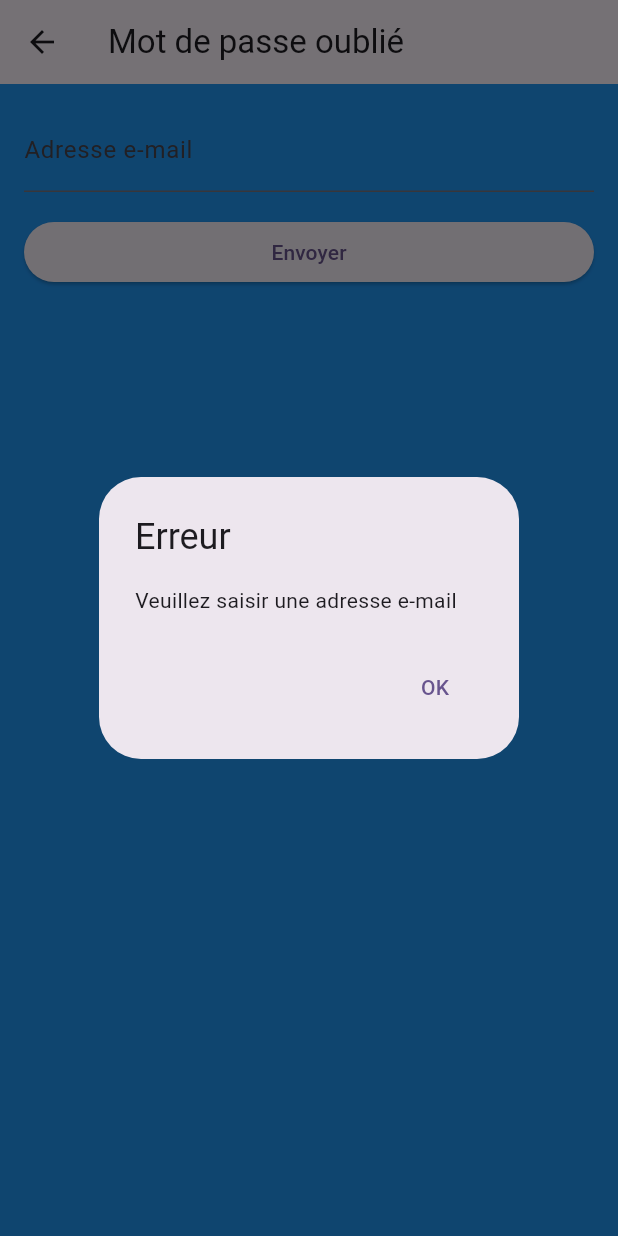
After one commit to MANUEL626/datingApp, a Flutter app: the ForgottenMail screen opened directly, after a tap on "Envoyer", on a phone screen of 412 x 824 dp. The commit adds this screen. Run offline on Flutter 3.47's test engine with Material 3 defaults, Android fonts, the phone set to English and light mode, and no system bars; our stand-ins replace image_picker, sqflite; accounts and stored records are empty.

Commit message:
commit du projet datingApp

```diff
--- /dev/null
+++ b/lib/views/forgottenMail.dart
@@ -0,0 +1,236 @@
+import 'package:flutter/material.dart';
+import 'package:flutter/services.dart'; // Importation nécessaire pour FilteringTextInputFormatter
+import '../var.dart';
+import 'home.dart';
+
+class ForgottenMail extends StatefulWidget {
+  const ForgottenMail({Key? key}) : super(key: key);
+
+  @override
+  State<ForgottenMail> createState() => _ForgottenMailState();
+}
+
+class _ForgottenMailState extends State<ForgottenMail> {
+  final PageController _pageController = PageController();
+  final TextEditingController emailController = TextEditingController();
+  final TextEditingController codeController = TextEditingController();
+  int _currentPage = 0;
+  String code = '';
+
+  @override
+  Widget build(BuildContext context) {
+    return Scaffold(
+      appBar: AppBar(
+        title: Text('Mot de passe oublié'),
+      ),
+      body: Column(
+        children: [
+          Expanded(
+            child: PageView(
+              controller: _pageController,
+              onPageChanged: (int page) {
+                setState(() {
+                  _currentPage = page;
+                });
+              },
+              children: [
+                // Page 1
+                Container(
+                  color: Colors.blue,
+                  child: SingleChildScrollView(
+                    child: Padding(
+                      padding: EdgeInsets.all(16.0),
+                      child: Column(
+                          crossAxisAlignment: CrossAxisAlignment.stretch,
+                          mainAxisAlignment: MainAxisAlignment.center,
+                          children: [
+                            TextFormField(
+                              controller: emailController,
+                              keyboardType: TextInputType.emailAddress,
+                              decoration: const InputDecoration(
+                                labelText: 'Adresse e-mail',
+                              ),
+                              inputFormatters: [
+                                FilteringTextInputFormatter.deny(RegExp(r'\s')),
+                              ],
+                            ),
+                            const SizedBox(height: 16.0),
+                            ElevatedButton(
+                              onPressed: () async {
+                                String mail = emailController.text;
+                                if (mail.isEmpty) {
+                                  showDialog(
+                                    context: context,
+                                    builder: (BuildContext context) {
+                                      return AlertDialog(
+                                        title: Text("Erreur"),
+                                        content: Text('Veuillez saisir une adresse e-mail'),
+                                        actions: [
+                                          TextButton(
+                                            onPressed: () {
+                                              Navigator.of(context).pop();
+                                            },
+                                            child: const Text(
+                                              'OK',
+                                              style: TextStyle(),
+                                              textAlign: TextAlign.center,
+                                            ),
+                                          ),
+                                        ],
+                                      );
+                                    },
+                                  );
+                                } else {
+                                  if (await _itemNameExists(mail)) {
+                                    print('le compte existe');
+                                    setState(() {
+                                      code = '2021';
+                                    });
+                                    _pageController.nextPage(
+                                      duration: Duration(milliseconds: 500),
+                                      curve: Curves.ease,
+                                    );
+                                  } else {
+                                    showDialog(
+                                      context: context,
+                                      builder: (BuildContext context) {
+                                        return AlertDialog(
+                                          title: Text("Erreur"),
+                                          content: Text('Adresse e-mail incorrecte'),
+                                          actions: [
+                                            TextButton(
+                                              onPressed: () {
+                                                Navigator.of(context).pop();
+                                              },
+                                              child: const Text(
+                                                'OK',
+                                                style: TextStyle(),
+                                                textAlign: TextAlign.center,
+                                              ),
+                                            ),
+                                          ],
+                                        );
+                                      },
+                                    );
+                                  }
+                                }
+                              },
+                              child: const Text('Envoyer'),
+                            ),
+                          ]
+                      ),
+                    ),
+                  ),
+                ),
+                // Page 2
+                Container(
+                  color: Colors.green,
+                  child: SingleChildScrollView(
+                    child: Padding(
+                      padding: EdgeInsets.all(16.0),
+                      child: Column(
+                          crossAxisAlignment: CrossAxisAlignment.stretch,
+                          mainAxisAlignment: MainAxisAlignment.center,
+                          children: [
+                            TextFormField(
+                              controller: codeController,
+                              keyboardType: TextInputType.number,
+                              decoration: const InputDecoration(
+                                labelText: 'CODE',
+                              ),
+                              inputFormatters: [
+                                FilteringTextInputFormatter.deny(RegExp(r'\s')),
+                              ],
+                            ),
+                            const SizedBox(height: 16.0),
+                            ElevatedButton(
+                              onPressed: () async {
+                                String _code = codeController.text;
+
+                                if (_code == code) {
+                                  setState(() {
+                                    connect = true;
+                                  });
+                                  // Successful login
+                                  Navigator.pushReplacement(
+                                    context,
+                                    MaterialPageRoute(builder: (context) => HomePage()),
+                                  );
+                                  showDialog(
+                                    context: context,
+                                    builder: (BuildContext context) {
+                                      return AlertDialog(
+                                        title: const Text("Erreur"),
+                                        content: const Text('Changer votre mot de passe'),
+                                        actions: [
+                                          TextButton(
+                                            onPressed: () {
+                                              Navigator.of(context).pop();
+                                            },
+                                            child: const Text(
+                                              'OK',
+                                              style: TextStyle(),
+                                              textAlign: TextAlign.center,
+                                            ),
+                                          ),
+                                        ],
+                                      );
+                                    },
+                                  );
+                                } else {
+                                  showDialog(
+                                    context: context,
+                                    builder: (BuildContext context) {
+                                      return AlertDialog(
+                                        title: const Text("Erreur"),
+                                        content: const Text('Code incorrect'),
+                                        actions: [
+                                          TextButton(
+                                            onPressed: () {
+                                              Navigator.of(context).pop();
+                                            },
+                                            child: const Text(
+                                              'OK',
+                                              style: TextStyle(),
+                                              textAlign: TextAlign.center,
+                                            ),
+                                          ),
+                                        ],
+                                      );
+                                    },
+                                  );
+                                }
+                              },
+                              child: const Text('Envoyer'),
+                            ),
+                            ElevatedButton(
+                              onPressed: () {
+                                _pageController.previousPage(
+                                  duration: Duration(milliseconds: 500),
+                                  curve: Curves.ease,
+                                );
+                              },
+                              child: const Text('Retour'),
+                            ),
+                          ]
+                      ),
+                    ),
+                  ),
+                ),
+                // Page 3
+              ],
+            ),
+          ),
+        ],
+      ),
+    );
+  }
+
+  Future<bool> _itemNameExists(String name) async {
+    final users = await dbHelper.getUsers();
+    final user = await dbHelper.getUserMail(name);
+    user_id = user[0]['user_id'];
+    userInfo = user[0];
+    return users.any((item) => item['mail'] == name);
+  }
+}
```
Also changed, not shown: lib/services/db.dart (+6 -1 lines), lib/views/ChangeData.dart (+65 -19 lines), lib/views/friendList.dart (+45 -3 lines), lib/views/home.dart (+49 -7 lines), lib/views/login.dart (+15 -26 lines), lib/views/register.dart (+9 -8 lines), lib/views/starting.dart (+8 -8 lines), lib/views/userList.dart (+57 -3 lines), lib/views/userProfile.dart (+5 -4 lines).
